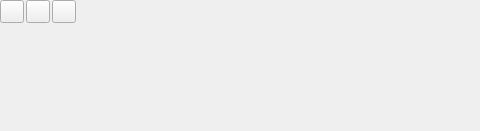
carsmie/QGIS, file src/ui/qgstemporalcontrollerwidgetbase.ui: the form before one commit; both pictures show x 0 to 480 and y 0 to 131 of the 747 by 131 pixel window.
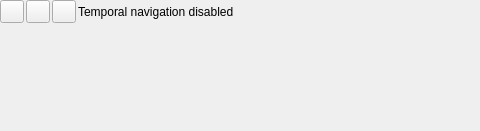
The form after the commit. Icons and pictures are not drawn. Custom widgets are drawn as their Qt base class.

Commit message: Fix missing navigation disabled label when opening temporal controller panel after launch

The edit to the form file:
```diff
--- a/src/ui/qgstemporalcontrollerwidgetbase.ui
+++ b/src/ui/qgstemporalcontrollerwidgetbase.ui
@@ -100,7 +100,7 @@
         </sizepolicy>
        </property>
        <property name="text">
-        <string></string>
+        <string>Temporal navigation disabled</string>
        </property>
       </widget>
      </item>
```
